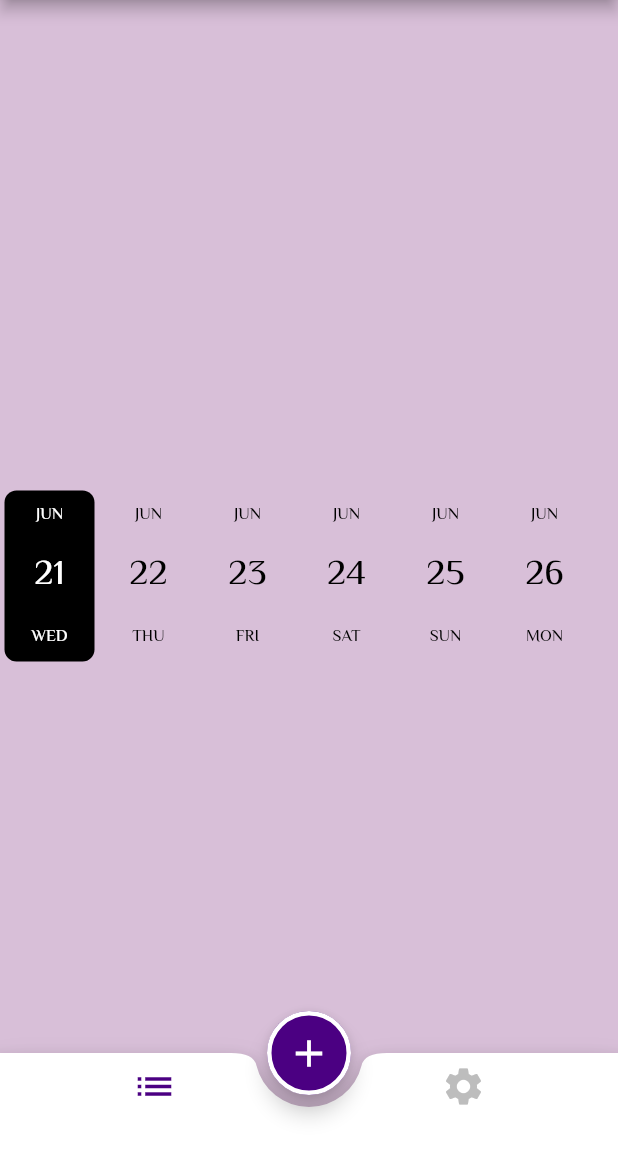
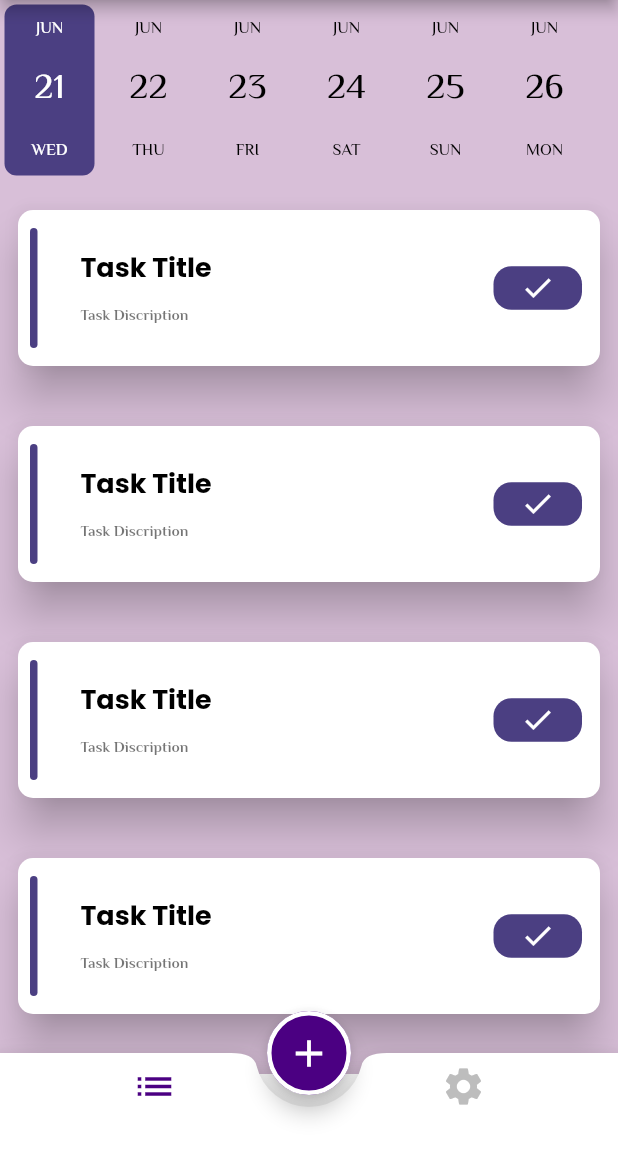
Before and after one commit to MaryamMansour/task-master, a Flutter app: the screen it shows after launch, on a phone screen of 412 x 824 dp, the part 84-1236 px from its top. Run offline on Flutter 3.47's test engine with Material 2 defaults, Android fonts, the phone set to English and light mode, and no system bars; drawn by our look-alikes of date_picker_timeline; our stand-ins replace cloud_firestore, firebase_core, google_fonts; accounts and stored records are empty; generated files the repository leaves out were written again.

Commit message:
styling date and theme

```diff
--- a/lib/home_layout/home_layout.dart
+++ b/lib/home_layout/home_layout.dart
@@ -33,7 +33,7 @@ class _HomeLayoutState extends State<HomeLayout> {
         backgroundColor: darkPurple,
       child: Icon(Icons.add,size: 30,),
 
-      shape: StadiumBorder(
+      shape: const StadiumBorder(
        side: BorderSide(
          color:  Colors.white,
          width: 3
--- a/lib/main.dart
+++ b/lib/main.dart
@@ -1,9 +1,15 @@
+import 'package:firebase_core/firebase_core.dart';
 import 'package:flutter/material.dart';
+import 'firebase_options.dart';
 import 'home_layout/home_layout.dart';
 import 'shared/styles/my_theme.dart';
 
 
-void main() {
+void main() async{
+  WidgetsFlutterBinding.ensureInitialized();
+  await Firebase.initializeApp(
+    options: DefaultFirebaseOptions.currentPlatform,
+  );
   runApp(const MyApp());
 }
 
--- /dev/null
+++ b/lib/network/firebase/firebase_functions.dart
@@ -0,0 +1,9 @@
+import 'package:cloud_firestore/cloud_firestore.dart';
+import 'package:firebase_core/firebase_core.dart';
+
+class FireBaseFunctions{
+  void addTask()
+  {
+    //FirebaseFirestore.instance.collection("Tasks").add();
+  }
+}
--- a/lib/screens/tasks_screen.dart
+++ b/lib/screens/tasks_screen.dart
@@ -1,5 +1,8 @@
 import 'package:date_picker_timeline/date_picker_widget.dart';
 import 'package:flutter/material.dart';
+import 'package:to_do/screens/widgets/task_item.dart';
+
+import '../shared/styles/app_colors.dart';
 
 class TasksScreen extends StatefulWidget {
 
@@ -18,7 +21,7 @@ class _TasksScreenState extends State<TasksScreen> {
         DatePicker(
           DateTime.now(),
           initialSelectedDate: DateTime.now(),
-          selectionColor: Colors.black,
+          selectionColor: darkPurple2,
           selectedTextColor: Colors.white,
           height: 120,
           onDateChange: (newdate) {
@@ -28,6 +31,10 @@ class _TasksScreenState extends State<TasksScreen> {
             });
           },
         ),
+
+        Expanded(child: ListView.builder(itemBuilder: (context, index){
+        return TaskItem();
+        },itemCount: 10,))
       ],
     );
   }
--- /dev/null
+++ b/lib/screens/widgets/task_item.dart
@@ -0,0 +1,61 @@
+import 'package:flutter/material.dart';
+import 'package:to_do/shared/styles/app_colors.dart';
+
+class TaskItem extends StatelessWidget {
+  const TaskItem({Key? key}) : super(key: key);
+
+  @override
+  Widget build(BuildContext context) {
+    return Padding(
+      padding: const EdgeInsets.symmetric(vertical: 16,horizontal: 8),
+      child: Card(
+        elevation: 12,
+        shape: OutlineInputBorder(
+          borderRadius: BorderRadius.circular(10),
+          borderSide: BorderSide(
+            color: Colors.transparent,
+          )
+
+        ),
+        child: Row(
+
+          children: [
+            Container(
+              margin: EdgeInsets.symmetric(horizontal: 8,vertical: 12),
+              height: 80,
+              width: 5,
+              decoration:  BoxDecoration(
+                color: darkPurple2,
+                borderRadius: BorderRadius.circular(4)
+              ) ,
+            ),
+            SizedBox(
+              width: MediaQuery.of(context).size.width*.05,
+            ),
+            Column(
+              crossAxisAlignment: CrossAxisAlignment.start,
+              children: [
+                Text("Task Title",style: Theme.of(context).textTheme.bodyLarge!.copyWith(color: Colors.black)),
+                SizedBox(height: 12,),
+                Text("Task Discription",style: Theme.of(context).textTheme.bodyMedium!.copyWith(fontSize: 10,color: Colors.black54),)
+              ],
+            ),
+            Spacer(),
+            Container(
+              margin: EdgeInsets.only(right: 12),
+                padding: EdgeInsets.symmetric(horizontal: 18,vertical: 3),
+                decoration: BoxDecoration(
+                  color: darkPurple2,
+                  borderRadius: BorderRadius.circular(12)
+
+                ),
+
+
+                child: Icon((Icons.done),color: Colors.white,size: 23,))
+
+          ],
+        ),
+      ),
+    );
+  }
+}
--- a/lib/shared/styles/app_colors.dart
+++ b/lib/shared/styles/app_colors.dart
@@ -6,3 +6,4 @@ const Color greenColor = Color(0xFF61E757);
 const Color lightGreenColor = Color(0xFFDFECDB);
 const Color purple = Color(0xFFD8BFD8);
 const Color darkPurple =Color(0xFF4B0082);
+const Color darkPurple2 =Color(0xFF4B3F82);
--- a/pubspec.yaml
+++ b/pubspec.yaml
@@ -37,6 +37,8 @@ dependencies:
   cupertino_icons: ^1.0.2
   google_fonts: ^4.0.4
   date_picker_timeline: ^1.2.3
+  firebase_core: ^2.12.0
+  cloud_firestore: ^4.7.0
 
 dev_dependencies:
   flutter_test:
```
Also changed, not shown: pubspec.lock, 1 other file.
